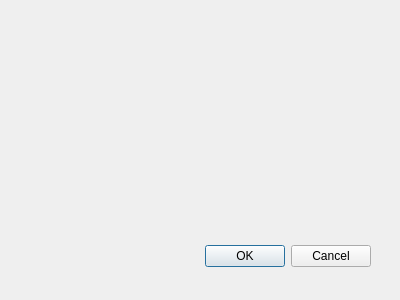
Qt form frmmain.ui (newey499/scratchpad) before a commit.
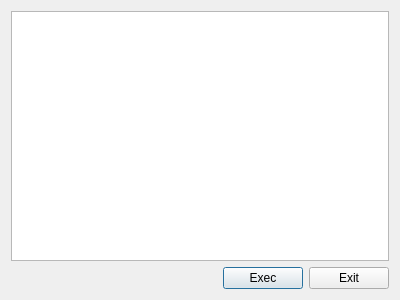
The same form after that commit.

```diff
--- a/frmmain.ui
+++ b/frmmain.ui
@@ -15,22 +15,42 @@
   <property name="windowTitle">
    <string>Dialog</string>
   </property>
-  <widget class="QDialogButtonBox" name="buttonBox">
-   <property name="geometry">
-    <rect>
-     <x>30</x>
-     <y>240</y>
-     <width>341</width>
-     <height>32</height>
-    </rect>
-   </property>
-   <property name="orientation">
-    <enum>Qt::Horizontal</enum>
-   </property>
-   <property name="standardButtons">
-    <set>QDialogButtonBox::Cancel|QDialogButtonBox::Ok</set>
-   </property>
-  </widget>
+  <layout class="QVBoxLayout" name="verticalLayout">
+   <item>
+    <widget class="QPlainTextEdit" name="txtEdit"/>
+   </item>
+   <item>
+    <layout class="QHBoxLayout" name="horizontalLayout">
+     <item>
+      <spacer name="horizontalSpacer">
+       <property name="orientation">
+        <enum>Qt::Horizontal</enum>
+       </property>
+       <property name="sizeHint" stdset="0">
+        <size>
+         <width>40</width>
+         <height>20</height>
+        </size>
+       </property>
+      </spacer>
+     </item>
+     <item>
+      <widget class="QPushButton" name="btnExec">
+       <property name="text">
+        <string>Exec</string>
+       </property>
+      </widget>
+     </item>
+     <item>
+      <widget class="QPushButton" name="btnExit">
+       <property name="text">
+        <string>Exit</string>
+       </property>
+      </widget>
+     </item>
+    </layout>
+   </item>
+  </layout>
  </widget>
  <pixmapfunction/>
  <resources/>
```
Left out of the diff: 37 changed lines with no effect on the pictures.
